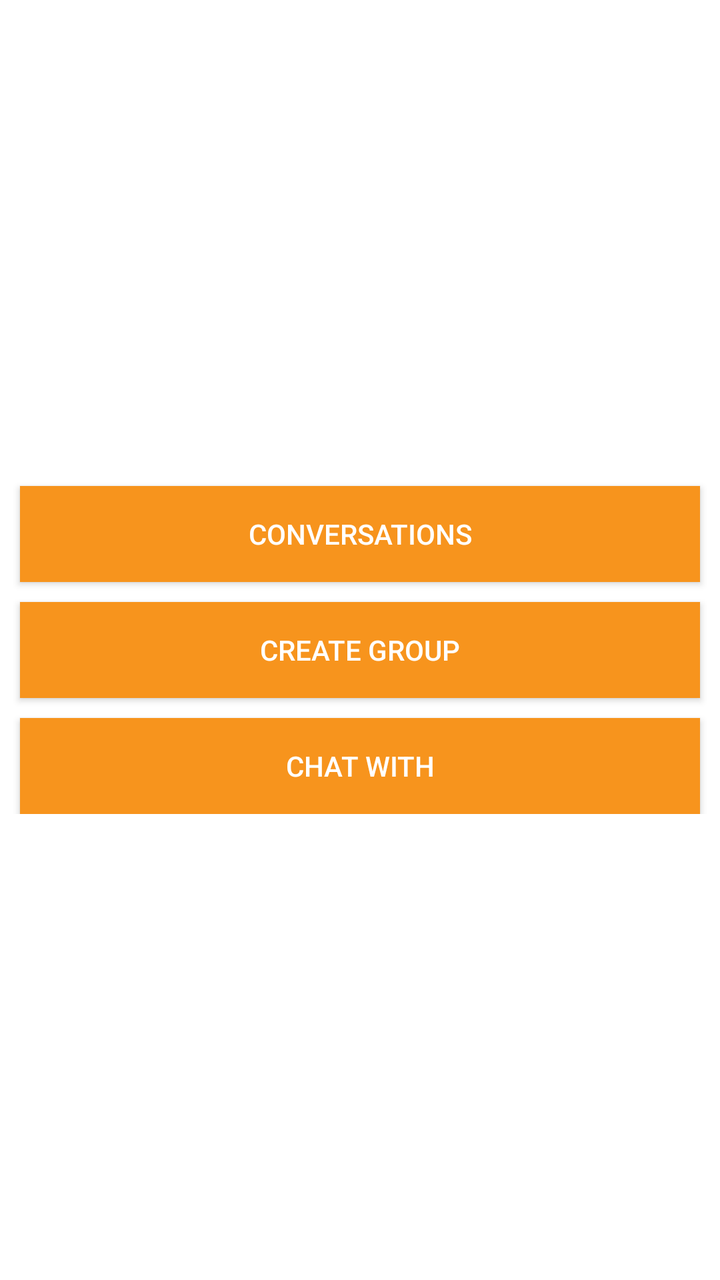
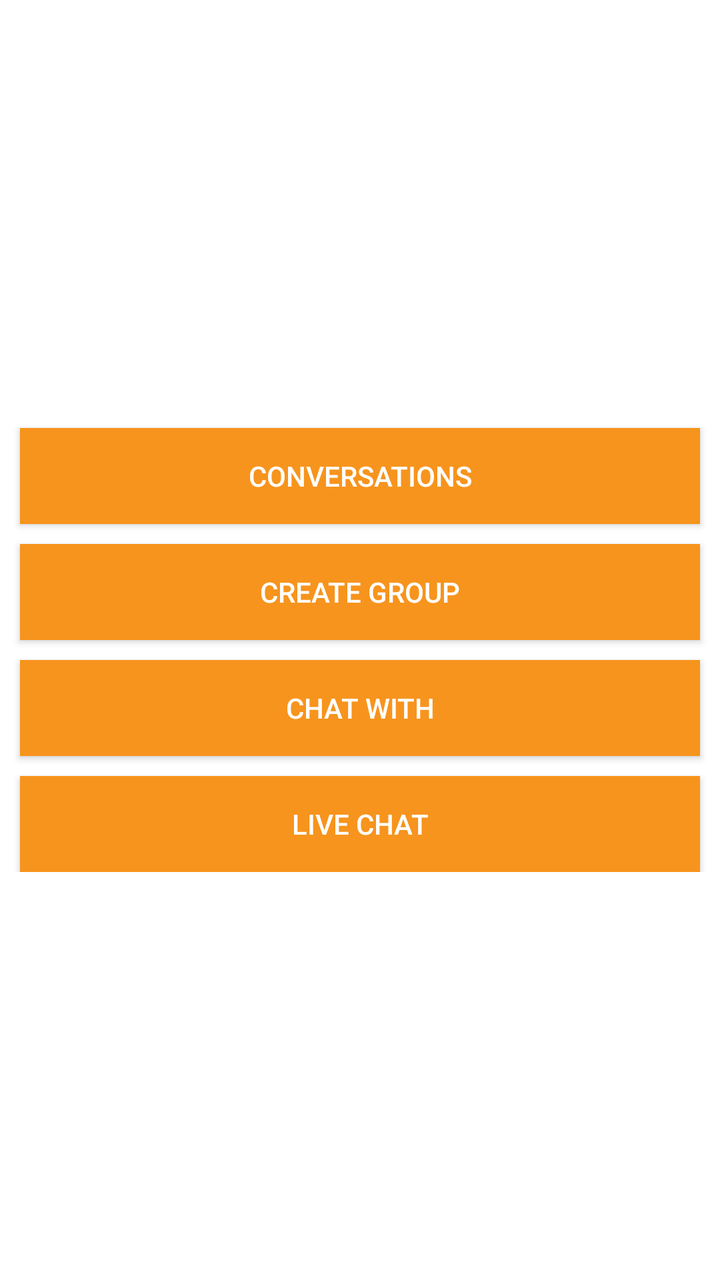

The first picture is an Android layout as it rendered before a commit; the second is the same layout after the commit. The layout source and the unified diff follow.
<!-- AndroidManifest.xml: activity theme StringeeAppBaseTheme -->
<!-- res/layout/fragment_main_chat.xml -->
<FrameLayout xmlns:android="http://schemas.android.com/apk/res/android"
    android:layout_width="match_parent"
    android:layout_height="match_parent"
    android:background="#ffffff">

    <LinearLayout
        android:layout_width="fill_parent"
        android:layout_height="wrap_content"
        android:layout_gravity="center"
        android:orientation="vertical">

        <Button
            android:layout_width="match_parent"
            android:layout_height="wrap_content"
            android:layout_centerInParent="true"
            android:layout_gravity="center"
            android:layout_marginLeft="10dp"
            android:layout_marginTop="10dp"
            android:layout_marginRight="10dp"
            android:background="@color/stringee_colorPrimary"
            android:onClick="goToConversations"
            android:text="@string/conversations"
            android:textColor="@color/white" />

        <Button
            android:layout_width="match_parent"
            android:layout_height="wrap_content"
            android:layout_gravity="center"
            android:layout_marginLeft="10dp"
            android:layout_marginTop="10dp"
            android:layout_marginRight="10dp"
            android:background="@color/stringee_colorPrimary"
            android:onClick="createGroup"
            android:text="@string/create_group"
            android:textColor="@color/white" />

        <Button
            android:layout_width="match_parent"
            android:layout_height="wrap_content"
            android:layout_gravity="center"
            android:layout_marginLeft="10dp"
            android:layout_marginTop="10dp"
            android:layout_marginRight="10dp"
            android:background="@color/stringee_colorPrimary"
            android:onClick="chatWith"
            android:text="@string/chat_with"
            android:textColor="@color/white" />

    </LinearLayout>
</FrameLayout>
<!-- resources referenced by this layout -->
<resources>
  <color name="stringee_colorPrimary">#f7941d</color>
  <color name="white">#ffffff</color>
  <string name="chat_with">Chat with</string>
  <string name="conversations">Conversations</string>
  <string name="create_group">Create group</string>
  <style name="StringeeAppBaseTheme" parent="Theme.AppCompat.Light.DarkActionBar">
          
          <item name="colorPrimary">@color/stringee_colorPrimary</item>
          <item name="colorPrimaryDark">@color/stringee_colorPrimaryDark</item>
          <item name="colorAccent">@color/stringee_colorAccent</item>
      </style>
  <color name="stringee_colorPrimaryDark">#f7941d</color>
  <color name="stringee_colorAccent">#f7941d</color>
</resources>

<!-- the commit's change to res/layout/fragment_main_chat.xml (unified diff, before → after) -->
@@ -46,5 +46,17 @@
             android:text="@string/chat_with"
             android:textColor="@color/white" />
 
+        <Button
+            android:layout_width="match_parent"
+            android:layout_height="wrap_content"
+            android:layout_gravity="center"
+            android:layout_marginLeft="10dp"
+            android:layout_marginTop="10dp"
+            android:layout_marginRight="10dp"
+            android:background="@color/stringee_colorPrimary"
+            android:onClick="liveChat"
+            android:text="@string/live_chat"
+            android:textColor="@color/white" />
+
     </LinearLayout>
 </FrameLayout>
<!-- resource entries referenced after the edit -->
@@ -5,6 +5,7 @@
   <string name="chat_with">Chat with</string>
   <string name="conversations">Conversations</string>
   <string name="create_group">Create group</string>
+  <string name="live_chat">Live chat</string>
   <style name="StringeeAppBaseTheme" parent="Theme.AppCompat.Light.DarkActionBar">
           
           <item name="colorPrimary">@color/stringee_colorPrimary</item>
